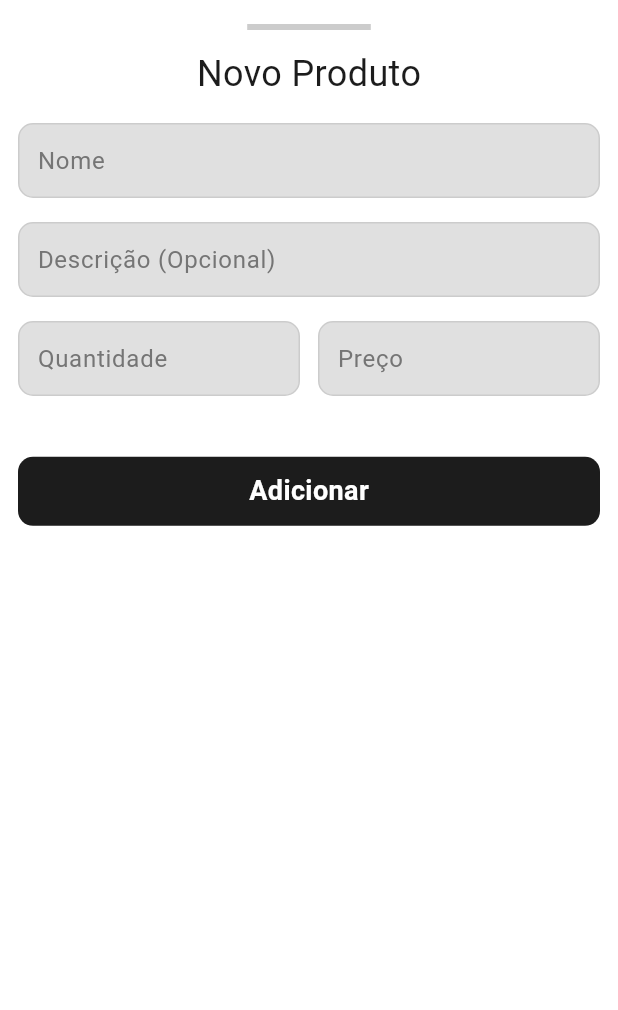
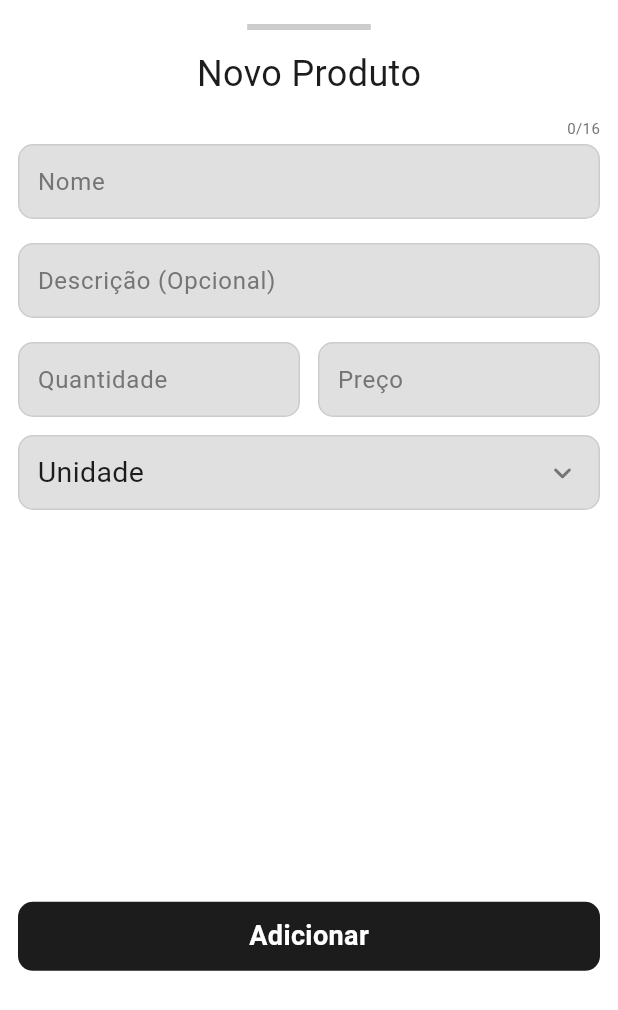
Before and after one commit to pauloRodri29/buy_control, a Flutter app: the BottomSheetCreateProducts widget shown alone on an empty page, opened directly, on a phone screen of 412 x 824 dp. Shown: the top 1010 px of the screen. Run offline on Flutter 3.47's test engine with Material 3 defaults, Android fonts, the phone set to English and light mode, and no system bars; our stand-ins replace brasil_fields, flutter_animate, get, hive_flutter, lucide_icons_flutter; missing offline and left inert: flutter_masonry_view, number_formatter2; accounts and stored records are empty.

Commit message:
feat: add unit type management and integrate into product model

```diff
--- /dev/null
+++ b/lib/app/components/modern_dropdow_list.dart
@@ -0,0 +1,251 @@
+import 'package:flutter/material.dart';
+import 'package:buy_control/app/components/text_custom.dart';
+import 'package:buy_control/app/constants/app_colors.dart';
+import 'package:buy_control/app/constants/app_font_size.dart';
+
+class ModernDropdownList extends StatefulWidget {
+  final String? hint;
+
+  /// Valor selecionado (salva a KEY)
+  final String? valueKey;
+
+  /// Lista de itens: [{"key": "KG", "label": "Quilo (kg)"}]
+  final List<Map<String, String>> items;
+
+  /// Se true, mostra a KEY no campo/lista; se false, mostra LABEL (prioridade)
+  final bool showKey;
+
+  final bool readOnly;
+  final bool filled;
+  final Color? fillColor;
+  final Color? borderColor;
+
+  final Widget? prefix;
+  final Widget? suffix;
+
+  final bool error;
+  final String? errorText;
+
+  final double panelMaxHeight;
+
+  /// Retorna a KEY selecionada
+  final ValueChanged<String> onChanged;
+
+  const ModernDropdownList({
+    super.key,
+    required this.items,
+    required this.onChanged,
+    this.valueKey,
+    this.hint,
+    this.showKey = false,
+    this.readOnly = false,
+    this.filled = true,
+    this.fillColor,
+    this.borderColor,
+    this.prefix,
+    this.suffix,
+    this.error = false,
+    this.errorText,
+    this.panelMaxHeight = 240,
+  });
+
+  @override
+  State<ModernDropdownList> createState() => _ModernDropdownListState();
+}
+
+class _ModernDropdownListState extends State<ModernDropdownList> {
+  bool _isOpen = false;
+
+  void _toggle() {
+    if (widget.readOnly) return;
+    setState(() => _isOpen = !_isOpen);
+  }
+
+  void _close() {
+    if (_isOpen) setState(() => _isOpen = false);
+  }
+
+  String _getKey(Map<String, String> item) => item['key'] ?? '';
+
+  String _getLabel(Map<String, String> item) => item['label'] ?? '';
+
+  /// Texto exibido com prioridade pro label
+  String _displayText(Map<String, String> item) {
+    final key = _getKey(item);
+    final label = _getLabel(item);
+
+    if (widget.showKey) return key;
+    return label.isNotEmpty ? label : key;
+  }
+
+  Map<String, String>? _selectedItem() {
+    if (widget.valueKey == null) return null;
+    for (final item in widget.items) {
+      if (_getKey(item) == widget.valueKey) return item;
+    }
+    return null;
+  }
+
+  @override
+  Widget build(BuildContext context) {
+    final selected = _selectedItem();
+
+    return Focus(
+      onFocusChange: (hasFocus) {
+        if (!hasFocus) _close();
+        setState(() {});
+      },
+      child: Builder(
+        builder: (context) {
+          final focusNode = Focus.of(context);
+          final hasFocus = focusNode.hasFocus;
+
+          final border = widget.error
+              ? AppColors.error
+              : (hasFocus || _isOpen)
+                  ? AppColors.backgroundDark
+                  : (widget.borderColor ?? AppColors.borderLight);
+
+          return Column(
+            crossAxisAlignment: CrossAxisAlignment.start,
+            children: [
+              if (widget.error) ...[
+                TextCustom(
+                  text: widget.errorText ?? "",
+                  color: AppColors.error,
+                  fontSize: AppFontSizes.fz04,
+                ),
+                const SizedBox(height: 4),
+              ],
+
+              // Campo "fechado"
+              GestureDetector(
+                onTap: _toggle,
+                behavior: HitTestBehavior.opaque,
+                child: AnimatedContainer(
+                  duration: const Duration(milliseconds: 150),
+                  padding: const EdgeInsets.symmetric(horizontal: 12),
+                  height: 50,
+                  decoration: BoxDecoration(
+                    color: widget.filled
+                        ? (widget.fillColor ?? AppColors.textPrimaryDark)
+                        : null,
+                    borderRadius: BorderRadius.circular(10),
+                    border: Border.all(color: border),
+                  ),
+                  child: Row(
+                    children: [
+                      if (widget.prefix != null) ...[
+                        widget.prefix!,
+                        const SizedBox(width: 8),
+                      ],
+
+                      Expanded(
+                        child: Align(
+                          alignment: Alignment.centerLeft,
+                          child: TextCustom(
+                            text: (selected == null)
+                                ? (widget.hint ?? "")
+                                : _displayText(selected),
+                            color: (selected == null)
+                                ? AppColors.textSecondaryLight
+                                : AppColors.textPrimaryLight,
+                            fontSize: AppFontSizes.fz10,
+                          ),
+                        ),
+                      ),
+
+                      if (widget.suffix != null) ...[
+                        const SizedBox(width: 8),
+                        widget.suffix!,
+                      ] else ...[
+                        const SizedBox(width: 8),
+                        Icon(
+                          _isOpen
+                              ? Icons.keyboard_arrow_up_rounded
+                              : Icons.keyboard_arrow_down_rounded,
+                          color: AppColors.textSecondaryLight,
+                        ),
+                      ],
+                    ],
+                  ),
+                ),
+              ),
+
+              // Painel aberto (lista visível)
+              AnimatedCrossFade(
+                firstChild: const SizedBox(height: 0),
+                secondChild: Container(
+                  margin: const EdgeInsets.only(top: 8),
+                  decoration: BoxDecoration(
+                    color: widget.filled
+                        ? (widget.fillColor ?? AppColors.textPrimaryDark)
+                        : null,
+                    borderRadius: BorderRadius.circular(10),
+                    border: Border.all(color: border),
+                  ),
+                  child: ConstrainedBox(
+                    constraints: BoxConstraints(maxHeight: widget.panelMaxHeight),
+                    child: Scrollbar(
+                      child: ListView.separated(
+                        padding: const EdgeInsets.symmetric(vertical: 6),
+                        shrinkWrap: true,
+                        itemCount: widget.items.length,
+                        separatorBuilder: (_, __) => Divider(
+                          height: 1,
+                          color: (widget.borderColor ?? AppColors.borderLight)
+                              .withValues(alpha: 0.5),
+                        ),
+                        itemBuilder: (_, i) {
+                          final item = widget.items[i];
+                          final key = _getKey(item);
+                          final selected = key == widget.valueKey;
+
+                          return InkWell(
+                            onTap: () {
+                              widget.onChanged(key); // sempre retorna a KEY
+                              _close();
+                            },
+                            child: Padding(
+                              padding: const EdgeInsets.symmetric(
+                                horizontal: 12,
+                                vertical: 12,
+                              ),
+                              child: Row(
+                                children: [
+                                  Expanded(
+                                    child: TextCustom(
+                                      text: _displayText(item),
+                                      color: selected
+                                          ? AppColors.textPrimaryLight
+                                          : AppColors.textSecondaryLight,
+                                      fontSize: AppFontSizes.fz10,
+                                    ),
+                                  ),
+                                  if (selected)
+                                    Icon(
+                                      Icons.check_rounded,
+                                      color: AppColors.textPrimaryLight,
+                                      size: 18,
+                                    ),
+                                ],
+                              ),
+                            ),
+                          );
+                        },
+                      ),
+                    ),
+                  ),
+                ),
+                crossFadeState: _isOpen
+                    ? CrossFadeState.showSecond
+                    : CrossFadeState.showFirst,
+                duration: const Duration(milliseconds: 150),
+              ),
+            ],
+          );
+        },
+      ),
+    );
+  }
+}
--- a/lib/app/models/product_model.dart
+++ b/lib/app/models/product_model.dart
@@ -6,6 +6,7 @@ class ProductModel {
   final String? description;
   final double price;
   final int quantity;
+  final String unitType;
 
   ProductModel({
     String? id,
@@ -13,6 +14,7 @@ class ProductModel {
     this.description,
     required this.price,
     required this.quantity,
+    required this.unitType,
   }) : id = id ?? const Uuid().v1();
 
   factory ProductModel.fromMap(Map<String, dynamic> map) {
@@ -22,6 +24,7 @@ class ProductModel {
       description: map['description'] as String?,
       price: (map['price'] as num).toDouble(),
       quantity: map['quantity'] as int,
+      unitType: map['unitType'] as String,
     );
   }
   Map<String, dynamic> toMap() {
@@ -31,6 +34,7 @@ class ProductModel {
       'description': description,
       'price': price,
       'quantity': quantity,
+      'unitType': unitType,
     };
   }
 
--- /dev/null
+++ b/lib/app/models/unit_type.dart
@@ -0,0 +1,15 @@
+class UnitType {
+  final String code; // UN
+  final String label; // Unidade
+
+  const UnitType(this.code, this.label);
+
+  // cria um Map
+  Map<String, dynamic> toMap() {
+    return {'code': code, 'label': label};
+  }
+
+  UnitType? find(String code) {
+    return this.code == code ? this : null;
+  }
+}
--- a/lib/app/screens/box_screen/bottom_sheet/bottom_sheet_create_products.dart
+++ b/lib/app/screens/box_screen/bottom_sheet/bottom_sheet_create_products.dart
@@ -1,7 +1,10 @@
+import 'dart:developer';
+
 import 'package:brasil_fields/brasil_fields.dart';
 import 'package:buy_control/app/components/bottom_sheet_default.dart';
 import 'package:buy_control/app/components/button_default_custom.dart';
 import 'package:buy_control/app/components/lucide_icon_container.dart';
+import 'package:buy_control/app/components/modern_dropdow_list.dart';
 import 'package:buy_control/app/components/text_custom.dart';
 import 'package:buy_control/app/components/text_field_custom.dart';
 import 'package:buy_control/app/constants/app_colors.dart';
@@ -28,6 +31,7 @@ class _BottomSheetCreateProductsState extends State<BottomSheetCreateProducts> {
   final descriptionProductController = TextEditingController();
   final priceProductController = TextEditingController();
   final quantityProductController = TextEditingController();
+  late String selectedUnit;
 
   bool errorName = false;
   bool errorPrice = false;
@@ -43,6 +47,9 @@ class _BottomSheetCreateProductsState extends State<BottomSheetCreateProducts> {
         widget.productModel!.price.toDouble(),
       );
       quantityProductController.text = widget.productModel!.quantity.toString();
+      selectedUnit = widget.productModel!.unitType;
+    } else {
+      selectedUnit = boxController.units.first.code;
     }
   }
 
@@ -74,6 +81,7 @@ class _BottomSheetCreateProductsState extends State<BottomSheetCreateProducts> {
             priceProductController.text,
           ),
           quantity: int.parse(quantityProductController.text),
+          unitType: selectedUnit,
         ),
       );
     } else {
@@ -85,6 +93,7 @@ class _BottomSheetCreateProductsState extends State<BottomSheetCreateProducts> {
             priceProductController.text,
           ),
           quantity: int.parse(quantityProductController.text),
+          unitType: selectedUnit,
         ),
       );
     }
@@ -94,7 +103,7 @@ class _BottomSheetCreateProductsState extends State<BottomSheetCreateProducts> {
   @override
   Widget build(BuildContext context) {
     return BottomSheetDefault(
-      height: Get.height * 0.44,
+      height: Get.height * 0.8,
       widget: Expanded(
         child: Column(
           mainAxisAlignment: MainAxisAlignment.spaceBetween,
@@ -116,6 +125,7 @@ class _BottomSheetCreateProductsState extends State<BottomSheetCreateProducts> {
                       hint: "Nome",
                       controller: nameProductController,
                       errorText: errorName ? "Campo obrigatório" : null,
+                      maxLength: 16,
                       error: errorName,
                     ),
                     ModernTextField(
@@ -155,6 +165,17 @@ class _BottomSheetCreateProductsState extends State<BottomSheetCreateProducts> {
                           ),
                         ),
                       ],
+                    ),
+                    ModernDropdownList(
+                      // showKey: true,
+                      items: boxController.getValueDropdown(),
+                      onChanged: (value) {
+                        setState(() {
+                          log("value: $value");
+                          selectedUnit = value;
+                        });
+                      },
+                      valueKey: selectedUnit,
                     ),
                   ],
                 ),
--- a/lib/app/screens/box_screen/box_controller.dart
+++ b/lib/app/screens/box_screen/box_controller.dart
@@ -6,16 +6,39 @@ import 'package:buy_control/app/constants/app_colors.dart';
 import 'package:buy_control/app/constants/app_font_size.dart';
 import 'package:buy_control/app/models/box_model.dart';
 import 'package:buy_control/app/models/product_model.dart';
+import 'package:buy_control/app/models/unit_type.dart';
 import 'package:buy_control/app/screens/home_screen/home_controller.dart';
 import 'package:flutter/material.dart';
 import 'package:get/get.dart';
 
 class BoxController extends GetxController {
+  BoxController({required this.box});
   final BoxModel box;
   final HomeController homeController = Get.find();
   RxList<ProductModel> products = <ProductModel>[].obs;
 
-  BoxController({required this.box});
+  final units = [
+    UnitType("UN", "Unidade"),
+    UnitType("PCT", "Pacote"),
+    UnitType("CX", "Caixa"),
+    UnitType("FD", "Fardo"),
+    UnitType("KG", "Quilo (kg)"),
+    UnitType("G", "Grama (g)"),
+    UnitType("L", "Litro (L)"),
+    UnitType("ML", "Mililitro (ml)"),
+    UnitType("FR", "Frasco"),
+    UnitType("PT", "Pote"),
+    UnitType("TB", "Tubo"),
+    UnitType("BDJ", "Bandeja"),
+    UnitType("DZ", "Dúzia"),
+    UnitType("KIT", "Kit"),
+  ];
+
+  List<Map<String, String>> getValueDropdown() {
+    return units.map((e) {
+      return {"key": e.code, "label": e.label};
+    }).toList();
+  }
 
   Future<void> createProduct(ProductModel product) async {
     try {
@@ -55,7 +78,16 @@ class BoxController extends GetxController {
     try {
       final result = await Get.bottomSheet<bool>(
         BottomSheetDefault(
-          widget: Row(
+          widget: Column(
+            spacing: 12,
+            children: [
+              TextCustom(
+                text: "Deseja realmente excluir o produto: ${product.name}?",
+                fontSize: AppFontSizes.fz10,
+                fontWeight: FontWeight.bold,
+                textAlign: TextAlign.center,
+              ),
+              Row(
                 spacing: 12,
                 children: [
                   Expanded(
@@ -80,6 +112,8 @@ class BoxController extends GetxController {
                         // );
                       },
                     ),
+                  ),
+                ],
               ),
             ],
           ),
--- a/lib/app/screens/box_screen/box_screen.dart
+++ b/lib/app/screens/box_screen/box_screen.dart
@@ -107,6 +107,7 @@ class BoxScreen extends StatelessWidget {
                   ],
                 ),
               ),
+
               Container(
                 height: 2,
                 margin: EdgeInsets.only(
@@ -135,7 +136,11 @@ class BoxScreen extends StatelessWidget {
                       : Column(
                           children: controller.products
                               .map(
-                                (product) => InkWell(
+                                (product) => Padding(
+                                  padding: EdgeInsets.only(bottom: 12),
+
+                                  child: InkWell(
+                                    borderRadius: BorderRadius.circular(12),
                                     onTap: () {
                                       Get.bottomSheet(
                                         BottomSheetCreateProducts(
@@ -144,8 +149,7 @@ class BoxScreen extends StatelessWidget {
                                       );
                                     },
                                     child: Container(
-                                    height: 80,
-                                    margin: EdgeInsets.only(bottom: 12),
+                                      height: 120,
                                       decoration: BoxDecoration(
                                         color: AppColors.cardDark,
                                         borderRadius: BorderRadius.circular(12),
@@ -155,15 +159,19 @@ class BoxScreen extends StatelessWidget {
                                         mainAxisAlignment:
                                             MainAxisAlignment.spaceBetween,
                                         children: [
-                                        Column(
+                                          Flexible(
+                                            flex: 1,
+                                            child: Column(
+                                              spacing: 4,
                                               crossAxisAlignment:
                                                   CrossAxisAlignment.start,
                                               mainAxisAlignment:
-                                              MainAxisAlignment.center,
+                                                  MainAxisAlignment.start,
                                               children: [
                                                 TextCustom(
                                                   text: product.name,
-                                              color: AppColors.textPrimaryDark,
+                                                  color:
+                                                      AppColors.textPrimaryDark,
                                                   fontSize: AppFontSizes.fz10,
                                                 ),
                                                 if (product
@@ -172,29 +180,48 @@ class BoxScreen extends StatelessWidget {
                                                     false)
                                                   TextCustom(
                                                     text: product.description!,
-                                                color:
-                                                    AppColors.textSecondaryDark,
-                                                fontSize: AppFontSizes.fz08,
+                                                    color: AppColors
+                                                        .textSecondaryDark,
+                                                    fontSize: AppFontSizes.fz06,
                                                   ),
                                               ],
                                             ),
-                                        Column(
+                                          ),
+                                          Flexible(
+                                            flex: 1,
+                                            child: Column(
+                                              mainAxisAlignment:
+                                                  MainAxisAlignment
+                                                      .spaceBetween,
                                               crossAxisAlignment:
                                                   CrossAxisAlignment.end,
                                               children: [
                                                 TextCustom(
-                                              text: formatPrice(product.price),
-                                              color: AppColors.textPrimaryDark,
+                                                  text: product.unitType,
+                                                  color:
+                                                      AppColors.textPrimaryDark,
+                                                  fontSize: AppFontSizes.fz08,
+                                                ),
+                                                TextCustom(
+                                                  text: formatPrice(
+                                                    product.price,
+                                                  ),
+                                                  color:
+                                                      AppColors.textPrimaryDark,
                                                   fontSize: AppFontSizes.fz10,
                                                 ),
+
                                                 Row(
+                                                  mainAxisAlignment:
+                                                      MainAxisAlignment.end,
                                                   children: [
                                                     TextCustom(
                                                       text:
                                                           'Qtd: ${product.quantity}',
-                                                  color:
-                                                      AppColors.textPrimaryDark,
-                                                  fontSize: AppFontSizes.fz10,
+                                                      color: AppColors
+                                                          .textPrimaryDark,
+                                                      fontSize:
+                                                          AppFontSizes.fz07,
                                                     ),
                                                     if (product.quantity > 1)
                                                       TextCustom(
@@ -202,13 +229,16 @@ class BoxScreen extends StatelessWidget {
                                                             " - ${formatPrice(product.calculateTotalPrice())}",
                                                         color: AppColors
                                                             .textPrimaryDark,
-                                                    fontSize: AppFontSizes.fz10,
+                                                        fontSize:
+                                                            AppFontSizes.fz07,
                                                       ),
                                                   ],
                                                 ),
                                               ],
                                             ),
+                                          ),
                                         ],
+                                      ),
                                     ),
                                   ),
                                 ),
```
Lines whose indentation alone changed are shown as unchanged.
